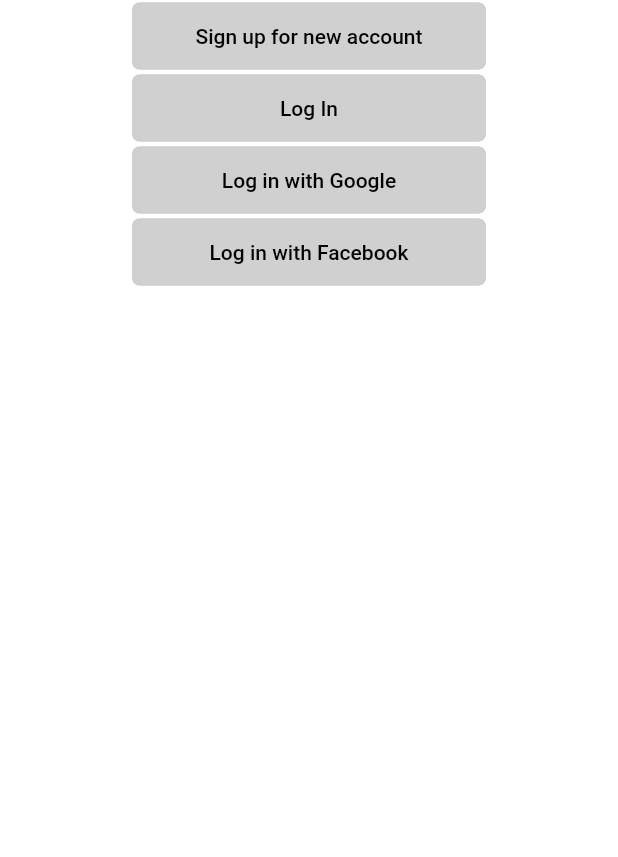
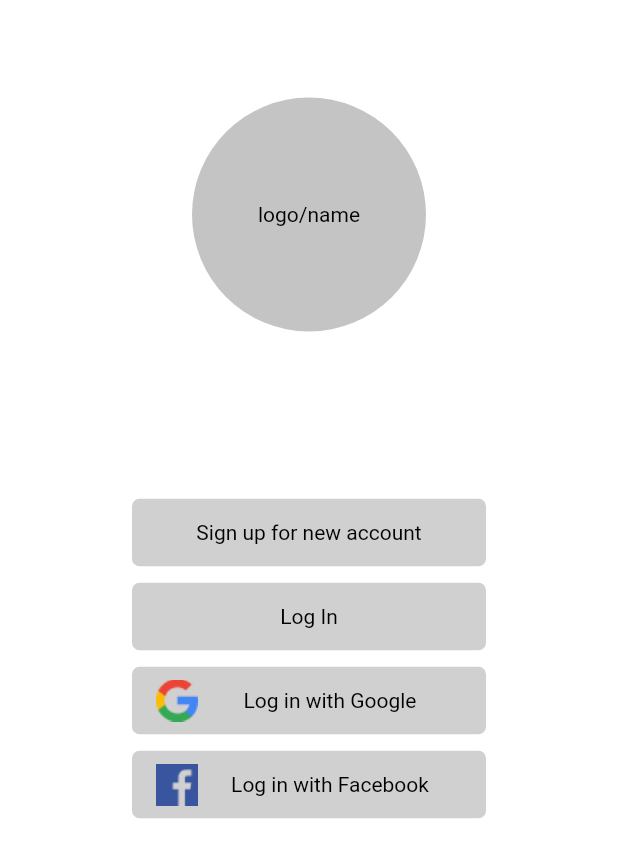
Before and after one commit to rishFilet/swipe_n_swap, a Flutter app: the screen it shows after launch, on a phone screen of 412 x 824 dp. Shown: the top 857 px of the screen. Run offline on Flutter 3.47's test engine with Material 2 defaults, Android fonts, the phone set to English and light mode, and no system bars; our stand-ins replace bloc, equatable, google_fonts.

Commit message:
Implemented first screen UI

```diff
--- a/lib/features/login/presentation/pages/login_options.dart
+++ b/lib/features/login/presentation/pages/login_options.dart
@@ -1,19 +1,53 @@
 import 'package:flutter/material.dart';
 import 'package:swipe_swap/features/login/presentation/widgets/long_button.dart';
+import 'package:swipe_swap/utilities/constants.dart';
 
 class LoginOptions extends StatelessWidget {
   @override
   Widget build(BuildContext context) {
     return Scaffold(
       body: SafeArea(
+        child: Padding(
+          padding: EdgeInsets.only(top: 65.0),
+          child: Align(
+            alignment: Alignment.topCenter,
+            child: Container(
+              width: 236,
               child: Column(
                 crossAxisAlignment: CrossAxisAlignment.center,
                 children: <Widget>[
+                  Container(
+                    width: 156.0,
+                    height: 156.0,
+                    decoration: BoxDecoration(
+                      shape: BoxShape.circle,
+                      color: Color(0xFFC4C4C4),
+                    ),
+                    child: Center(
+                      child:
+                          Text('logo/name', style: Constants.kTextDefaultStyle),
+                    ),
+                  ),
+                  SizedBox(height: 110),
                   LongButton('Sign up for new account', action: () {}),
+                  SizedBox(height: 8),
                   LongButton('Log In', action: () {}),
-            LongButton('Log in with Google', action: () {}),
-            LongButton('Log in with Facebook', action: () {}),
+                  SizedBox(height: 8),
+                  LongButton(
+                    'Log in with Google',
+                    action: () {},
+                    icon: 'assets/icons/google.png',
+                  ),
+                  SizedBox(height: 8),
+                  LongButton(
+                    'Log in with Facebook',
+                    action: () {},
+                    icon: 'assets/icons/facebook.png',
+                  ),
                 ],
+              ),
+            ),
+          ),
         ),
       ),
     );
--- a/lib/features/login/presentation/widgets/long_button.dart
+++ b/lib/features/login/presentation/widgets/long_button.dart
@@ -1,33 +1,49 @@
 import 'package:flutter/material.dart';
+import 'package:swipe_swap/utilities/constants.dart';
 
 typedef _LongButtonAction();
 
 class LongButton extends StatelessWidget {
-  final String title;
+  final String title, icon;
   final _LongButtonAction action;
 
-  LongButton(this.title, {this.action});
+  LongButton(this.title, {this.action, this.icon});
 
   @override
   Widget build(BuildContext context) {
-    return Container(
-      width: double.infinity,
-      child: Center(
-        child: FlatButton(
-          onPressed: action,
-          child: Text(
-            title,
-            style: TextStyle(
-              color: Colors.black,
-              fontSize: 14,
+    return FlatButton(
+      onPressed: action,
+      child: _buildChild(),
+      color: Color(0xFFD0D0D0),
+      height: 45,
+      minWidth: double.infinity,
+      shape: RoundedRectangleBorder(borderRadius: BorderRadius.circular(5)),
+    );
+  }
+
+  Widget _buildChild() {
+    Text titleWidget = Text(title, style: Constants.kTextDefaultStyle);
+
+    if (icon == null) {
+      return titleWidget;
+    } else {
+      return Row(
+        mainAxisSize: MainAxisSize.max,
+        mainAxisAlignment: MainAxisAlignment.start,
+        children: <Widget>[
+          Image(
+            image: AssetImage(icon),
+            width: 28,
+            height: 28,
+            fit: BoxFit.contain,
+          ),
+          Expanded(
+            child: Center(
+              child: titleWidget,
             ),
           ),
-          color: Color(0xFFD0D0D0),
-          height: 45,
-	  minWidth: 236,
-          shape: RoundedRectangleBorder(borderRadius: BorderRadius.circular(5)),
-        ),
-      ),
-    );
+        ],
+      );
+    }
   }
 }
--- a/lib/utilities/constants.dart
+++ b/lib/utilities/constants.dart
@@ -18,4 +18,7 @@ class Constants {
   // MARK: ints
 
   static const kDefaultBlueHexValue = 0xFF2180DE;
+
+  static const kTextDefaultStyle =
+      const TextStyle(color: kTextColor, fontSize: 14, fontWeight: FontWeight.normal);
 }
--- a/pubspec.yaml
+++ b/pubspec.yaml
@@ -59,6 +59,7 @@ flutter:
   # To add assets to your application, add an assets section, like this:
   assets:
     - assets/images/
+    - assets/icons/
   #   - images/a_dot_burr.jpeg
   #   - images/a_dot_ham.jpeg
   # An image asset can refer to one or more resolution-specific "variants", see
```
Also changed, not shown: assets/icons/facebook.png (added), assets/icons/google.png (added). Lines whose indentation alone changed are shown as unchanged.
